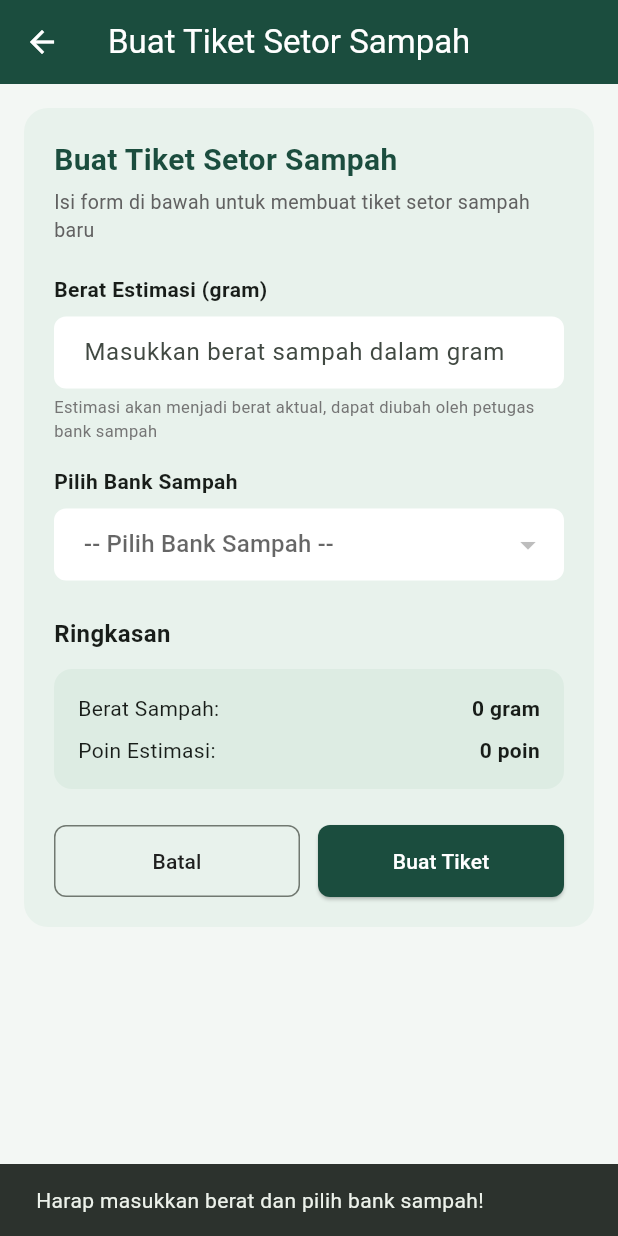
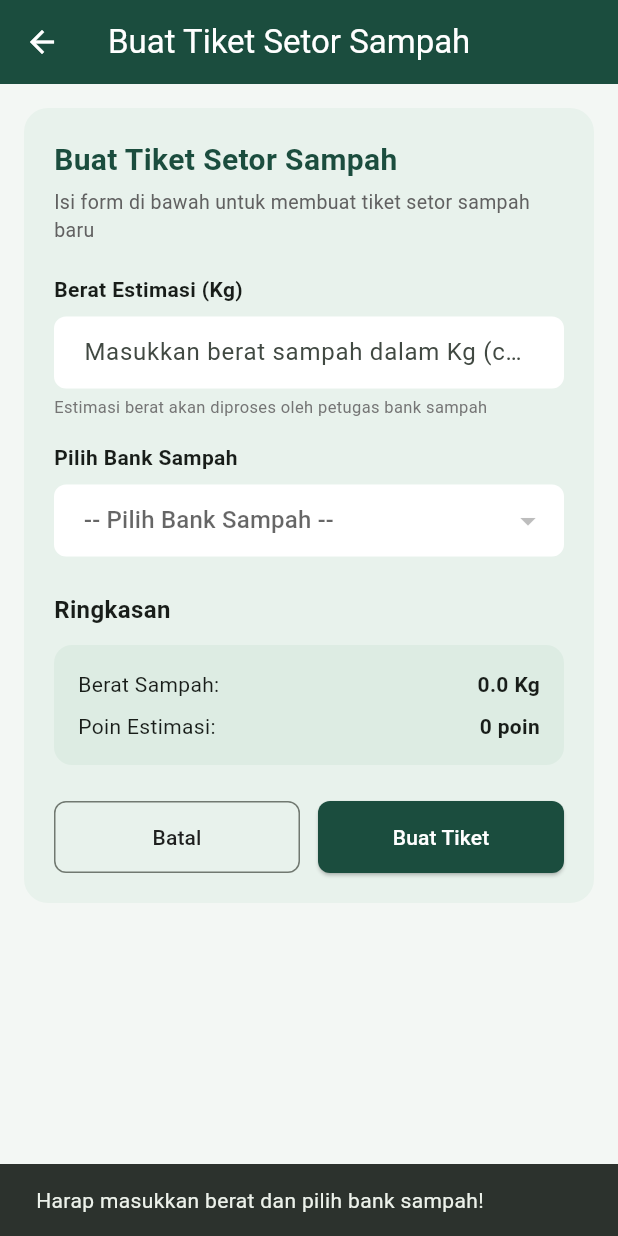
Before and after one commit to auddrriiicc/wfr, a Flutter app: the TiketSampahScreen screen opened directly, after a tap on "Buat Tiket", on a phone screen of 412 x 824 dp. Run offline on Flutter 3.47's test engine with Material 3 defaults, Android fonts, the phone set to English and light mode, and no system bars; our stand-ins replace image_picker, shared_preferences; accounts and stored records are empty; network calls fail.

Commit message:
update #3

```diff
--- a/lib/screens/tiket_sampah_screen.dart
+++ b/lib/screens/tiket_sampah_screen.dart
@@ -13,7 +13,7 @@ class _TiketSampahScreenState extends State<TiketSampahScreen> {
 
   List<dynamic> _listBankSampah = [];
   dynamic _selectedBankSampahId;
-  int _beratEstimasi = 0;
+  double _beratEstimasi = 0.0;
   int _poinEstimasi = 0;
   bool _isLoading = true;
   bool _isSubmitting = false;
@@ -36,8 +36,9 @@ class _TiketSampahScreenState extends State<TiketSampahScreen> {
 
   void _onBeratChanged(String value) {
     setState(() {
-      _beratEstimasi = int.tryParse(value) ?? 0;
-      _poinEstimasi = _beratEstimasi; // Estimasi 1 gram = 1 poin
+      // Menggunakan double.tryParse agar mendukung angka desimal (misal 1.5)
+      _beratEstimasi = double.tryParse(value) ?? 0.0;
+      _poinEstimasi = (_beratEstimasi * 1000).toInt(); // Estimasi 1 Kg = 1000 poin
     });
   }
 
@@ -50,17 +51,22 @@ class _TiketSampahScreenState extends State<TiketSampahScreen> {
     }
 
     setState(() => _isSubmitting = true);
+
+    // Mengirim berat dan ID bank sampah ke API
     bool success = await ApiService.createTiketSampah(_beratEstimasi, _selectedBankSampahId);
-    setState(() => _isSubmitting = false);
+
+    if (mounted) {
+      setState(() => _isSubmitting = false);
+    }
 
     if (success && mounted) {
       ScaffoldMessenger.of(context).showSnackBar(
         const SnackBar(content: Text('Tiket Setor Sampah berhasil dibuat!')),
       );
-      Navigator.pop(context, true); // Mengirim flag true untuk merefresh data
+      Navigator.pop(context, true); // Kembali ke halaman sebelumnya dan refresh
     } else if (mounted) {
       ScaffoldMessenger.of(context).showSnackBar(
-        const SnackBar(content: Text('Gagal membuat tiket setor sampah!')),
+        const SnackBar(content: Text('Gagal membuat tiket setor sampah! Check log console.')),
       );
     }
   }
@@ -99,14 +105,14 @@ class _TiketSampahScreenState extends State<TiketSampahScreen> {
                     const SizedBox(height: 20),
 
                     // Field Berat
-                    const Text('Berat Estimasi (gram)', style: TextStyle(fontWeight: FontWeight.bold)),
+                    const Text('Berat Estimasi (Kg)', style: TextStyle(fontWeight: FontWeight.bold)),
                     const SizedBox(height: 8),
                     TextField(
                       controller: _beratController,
-                      keyboardType: TextInputType.number,
+                      keyboardType: const TextInputType.numberWithOptions(decimal: true),
                       onChanged: _onBeratChanged,
                       decoration: InputDecoration(
-                        hintText: 'Masukkan berat sampah dalam gram',
+                        hintText: 'Masukkan berat sampah dalam Kg (contoh: 2.5)',
                         filled: true,
                         fillColor: Colors.white,
                         contentPadding: const EdgeInsets.symmetric(horizontal: 16, vertical: 12),
@@ -115,7 +121,7 @@ class _TiketSampahScreenState extends State<TiketSampahScreen> {
                     ),
                     const SizedBox(height: 4),
                     Text(
-                      'Estimasi akan menjadi berat aktual, dapat diubah oleh petugas bank sampah',
+                      'Estimasi berat akan diproses oleh petugas bank sampah',
                       style: TextStyle(color: Colors.grey[600], fontSize: 11),
                     ),
                     const SizedBox(height: 16),
@@ -157,7 +163,7 @@ class _TiketSampahScreenState extends State<TiketSampahScreen> {
                             mainAxisAlignment: MainAxisAlignment.spaceBetween,
                             children: [
                               const Text('Berat Sampah:'),
-                              Text('$_beratEstimasi gram', style: const TextStyle(fontWeight: FontWeight.bold)),
+                              Text('$_beratEstimasi Kg', style: const TextStyle(fontWeight: FontWeight.bold)),
                             ],
                           ),
                           const SizedBox(height: 8),
```
Also changed, not shown: lib/services/api_service.dart (+18 -5 lines), lib/core/constants.dart (line endings or trailing spaces).
